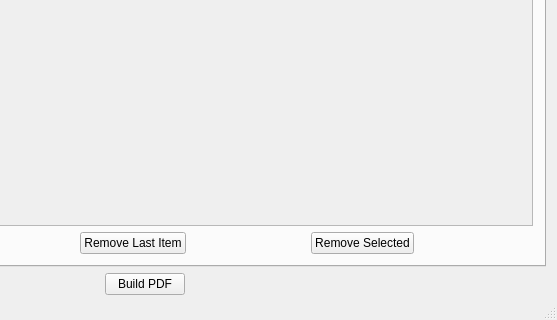
First picture: the form in invoicer.ui, repository djallen89/Invoicer, before the edit; both pictures show x 268 to 825 and y 430 to 750 of the 825 by 750 pixel window.
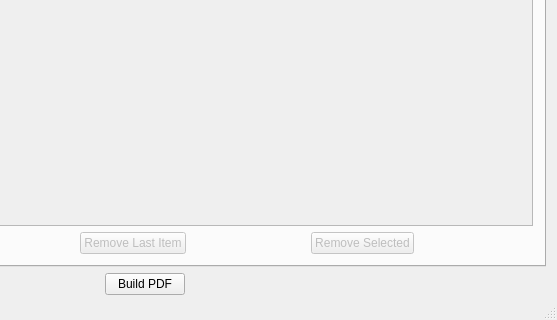
Second picture: the form after the edit. The open tabs and pages were chosen to show the change.

The edit to the form file:
```diff
--- a/invoicer.ui
+++ b/invoicer.ui
@@ -211,7 +211,10 @@
                </spacer>
               </item>
               <item>
-               <widget class="QPushButton" name="pushButton">
+               <widget class="QPushButton" name="removeLineItemButton">
+                <property name="enabled">
+                 <bool>false</bool>
+                </property>
                 <property name="text">
                  <string>Remove Last Item</string>
                 </property>
@@ -231,7 +234,10 @@
                </spacer>
               </item>
               <item>
-               <widget class="QPushButton" name="pushButton_2">
+               <widget class="QPushButton" name="removeSelectedButton">
+                <property name="enabled">
+                 <bool>false</bool>
+                </property>
                 <property name="text">
                  <string>Remove Selected</string>
                 </property>
```
Left out of the diff: 2 changed lines with no effect on the pictures.
